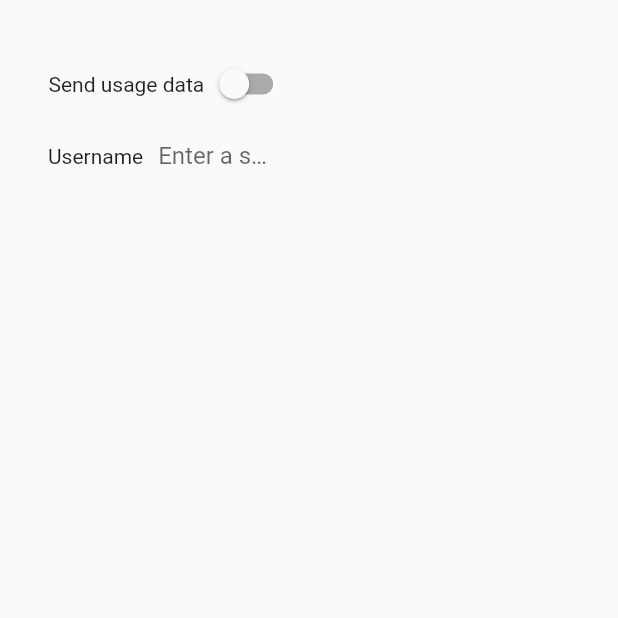
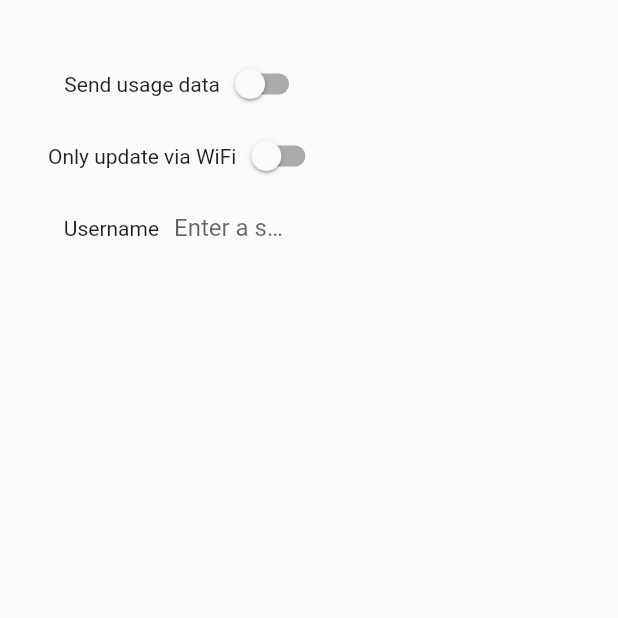
Before and after one commit to tiendschuur/hivetest, a Flutter app: the screen it shows after launch, on a phone screen of 412 x 824 dp, the top half of it. Run offline on Flutter 3.47's test engine with Material 2 defaults, Android fonts, the phone set to English and light mode, and no system bars; our stand-ins replace hive, hive_flutter; accounts and stored records are empty.

Commit message:
A checkbox for only-update-via-wifi has been added to the settingscreen

```diff
--- a/lib/main.dart
+++ b/lib/main.dart
@@ -57,6 +57,19 @@ class Settings extends StatelessWidget {
                               ),
                             ]
                           ),
+                          Row(
+                              children: [
+                                // This part of the code doesn't work just yet,
+                                // we need connectivity package for that
+                                Text('Only update via WiFi'),
+                                Switch(
+                                  value: box.get('onlyWifiUpdate', defaultValue: false),
+                                  onChanged: (val) {
+                                    box.put('onlyWifiUpdate', val);
+                                  },
+                                ),
+                              ]
+                          ),
                           Row (
                               children: [
                                 Text('Username'),
```
Also changed, not shown: pubspec.lock.
